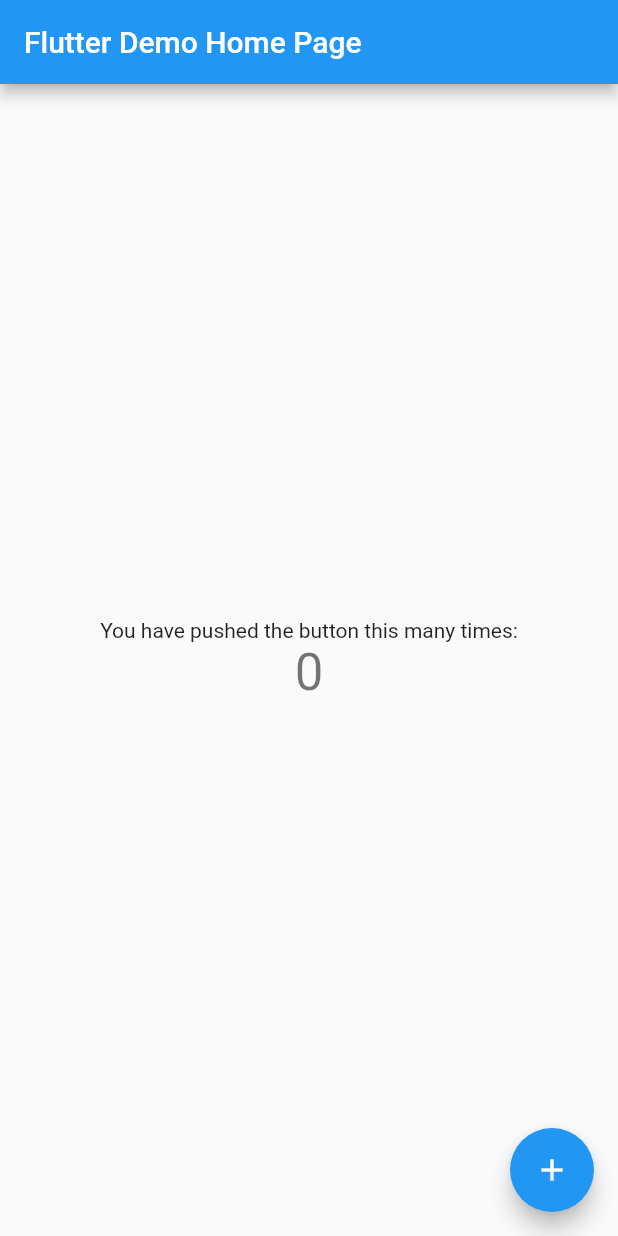
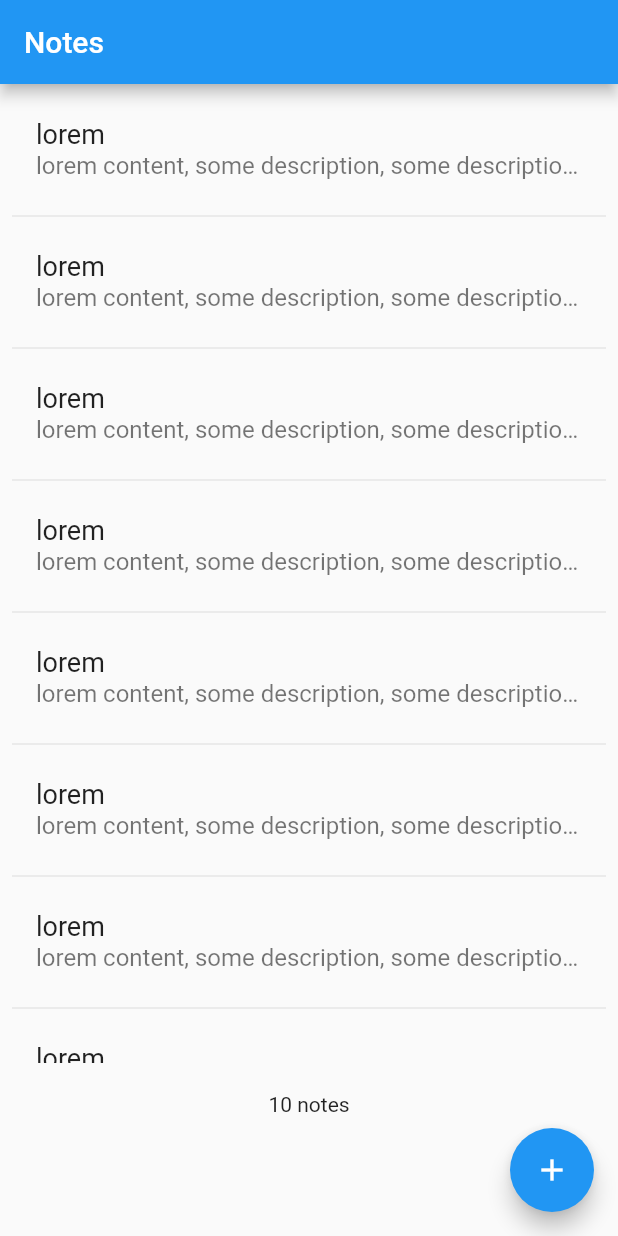
Before and after one commit to trongduc1509/todolist, a Flutter app: the screen it shows after launch, on a phone screen of 412 x 824 dp. Run offline on Flutter 3.47's test engine with Material 2 defaults, Android fonts, the phone set to English and light mode, and no system bars.

Commit message:
Finish tasks_list UI

```diff
--- a/lib/main.dart
+++ b/lib/main.dart
@@ -1,4 +1,5 @@
 import 'package:flutter/material.dart';
+import './screens/todo_tasks.dart';
 
 void main() {
   runApp(const MyApp());
@@ -10,58 +11,12 @@ class MyApp extends StatelessWidget {
   @override
   Widget build(BuildContext context) {
     return MaterialApp(
+      debugShowCheckedModeBanner: false,
       title: 'ToDo App',
       theme: ThemeData(
         primarySwatch: Colors.blue,
       ),
-      home: const MyHomePage(title: 'Flutter Demo Home Page'),
+      home: ToDoTasks(),
     );
   }
 }
-
-class MyHomePage extends StatefulWidget {
-  const MyHomePage({Key? key, required this.title}) : super(key: key);
-
-  final String title;
-
-  @override
-  State<MyHomePage> createState() => _MyHomePageState();
-}
-
-class _MyHomePageState extends State<MyHomePage> {
-  int _counter = 0;
-
-  void _incrementCounter() {
-    setState(() {
-      _counter++;
-    });
-  }
-
-  @override
-  Widget build(BuildContext context) {
-    return Scaffold(
-      appBar: AppBar(
-        title: Text(widget.title),
-      ),
-      body: Center(
-        child: Column(
-          mainAxisAlignment: MainAxisAlignment.center,
-          children: <Widget>[
-            const Text(
-              'You have pushed the button this many times:',
-            ),
-            Text(
-              '$_counter',
-              style: Theme.of(context).textTheme.headline4,
-            ),
-          ],
-        ),
-      ),
-      floatingActionButton: FloatingActionButton(
-        onPressed: _incrementCounter,
-        tooltip: 'Increment',
-        child: const Icon(Icons.add),
-      ), // This trailing comma makes auto-formatting nicer for build methods.
-    );
-  }
-}
--- /dev/null
+++ b/lib/models/task.dart
@@ -0,0 +1,33 @@
+class Task {
+  late int _id;
+  late String _title;
+  late String _content;
+
+  Task(
+      {int id = 1,
+      required String title,
+      String content =
+          'lorem content, some description, some description, some description, some description, some description, some description, some description, some description, some description, some description, some description, some description, some description'}) {
+    _id = id;
+    _title = title;
+    _content = content;
+  }
+
+  set id(int id) {
+    _id = id;
+  }
+
+  set title(String title) {
+    _title = title;
+  }
+
+  set content(String content) {
+    _content = content;
+  }
+
+  int get id => _id;
+
+  String get title => _title;
+
+  String get content => _content;
+}
--- /dev/null
+++ b/lib/screens/todo_tasks.dart
@@ -0,0 +1,74 @@
+import 'package:flutter/material.dart';
+import '../models/task.dart';
+
+class ToDoTasks extends StatefulWidget {
+  const ToDoTasks({Key? key}) : super(key: key);
+
+  @override
+  State<ToDoTasks> createState() => _ToDoTasksState();
+}
+
+class _ToDoTasksState extends State<ToDoTasks> {
+  List<Task> taskList = [
+    Task(title: "lorem"),
+    Task(title: "lorem"),
+    Task(title: "lorem"),
+    Task(title: "lorem"),
+    Task(title: "lorem"),
+    Task(title: "lorem"),
+    Task(title: "lorem"),
+    Task(title: "lorem"),
+    Task(title: "lorem"),
+    Task(title: "lorem"),
+  ];
+
+  Widget _buildRow(Task singleTask) {
+    return ListTile(
+      title: Text(
+        singleTask.title,
+        overflow: TextOverflow.ellipsis,
+        style: const TextStyle(fontSize: 18.0),
+      ),
+      subtitle: Text(
+        singleTask.content,
+        overflow: TextOverflow.ellipsis,
+        style: const TextStyle(fontSize: 16.0),
+      ),
+    );
+  }
+
+  @override
+  Widget build(BuildContext context) {
+    return Scaffold(
+      appBar: AppBar(
+        title: const Text('Notes'),
+      ),
+      body: Padding(
+        padding: const EdgeInsets.all(8.0),
+        child: Column(
+          crossAxisAlignment: CrossAxisAlignment.center,
+          children: <Widget>[
+            Flexible(
+              child: FractionallySizedBox(
+                heightFactor: 0.9,
+                child: ListView.separated(
+                  itemCount: taskList.length,
+                  itemBuilder: (context, index) => _buildRow(taskList[index]),
+                  separatorBuilder: (context, index) => const Divider(),
+                ),
+              ),
+            ),
+            const SizedBox(
+              height: 20.0,
+            ),
+            Center(child: Text("${taskList.length} notes")),
+          ],
+        ),
+      ),
+      floatingActionButton: FloatingActionButton(
+        onPressed: () {},
+        child: const Icon(Icons.add),
+      ),
+    );
+  }
+}
```
Also changed, not shown: 2 other files.
